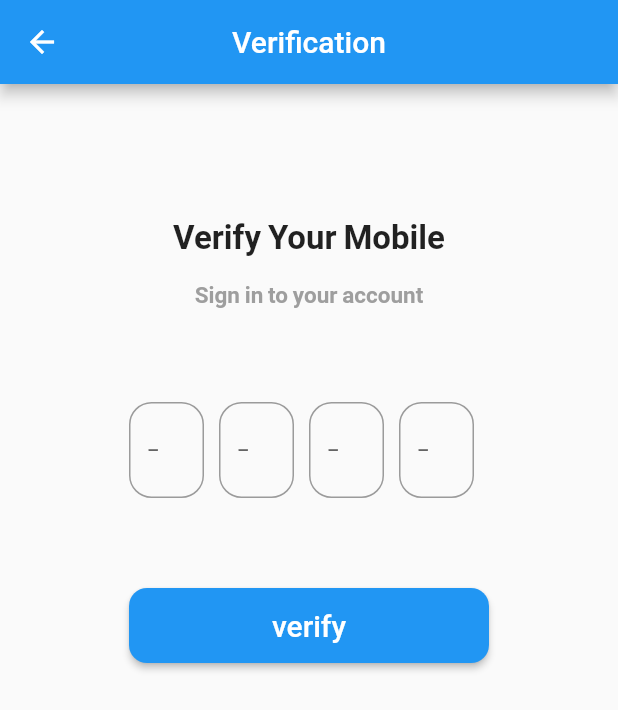
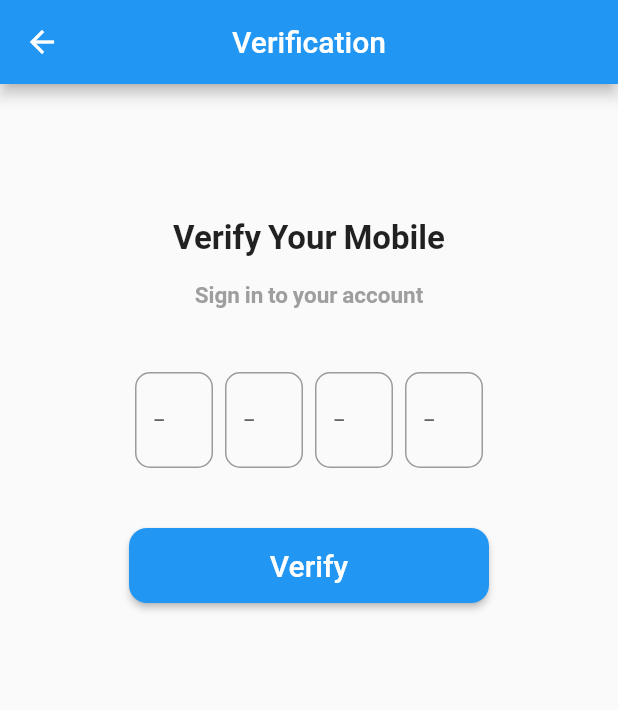
Before and after one commit to ehsanyaqoob/liqueous-App, a Flutter app: the screen it shows after launch, after a tap on "LogIn", on a phone screen of 412 x 824 dp. Shown: the top 710 px of the screen. Run offline on Flutter 3.47's test engine with Material 2 defaults, Android fonts, the phone set to English and light mode, and no system bars; our stand-ins replace country_code_picker, google_fonts, intl_phone_number_input; Roboto replaces fonts that are missing (Roboto-Bold, Roboto-Bold.ttf).

Commit message:
✈️ 4 cmt

```diff
--- a/lib/screens/login_screen.dart
+++ b/lib/screens/login_screen.dart
@@ -1,3 +1,4 @@
+import 'package:country_code_picker/country_code_picker.dart';
 import 'package:flutter/material.dart';
 import 'package:intl_phone_number_input/intl_phone_number_input.dart';
 
@@ -9,7 +10,7 @@ class LoginScreen extends StatelessWidget {
         title: Text(
           'LogIn',
           style: TextStyle(
-            fontFamily: 'Roboto-Bold.ttf',
+            fontFamily: 'Roboto-Bold',
             fontSize: 20,
             color: Colors.white,
           ),
@@ -18,11 +19,10 @@ class LoginScreen extends StatelessWidget {
         elevation: 0,
       ),
       body: SingleChildScrollView(
-        // Wrap the Column with SingleChildScrollView
         child: Padding(
           padding: const EdgeInsets.all(32),
           child: Column(
-            mainAxisAlignment: MainAxisAlignment.center,
+            mainAxisAlignment: MainAxisAlignment.start,
             crossAxisAlignment: CrossAxisAlignment.center,
             children: [
               Align(
@@ -33,13 +33,13 @@ class LoginScreen extends StatelessWidget {
                   image: AssetImage('images/logo-full.png'),
                 ),
               ),
-              SizedBox(height: 20),
+              SizedBox(height: 6.0),
               Text(
                 'Welcome Back,',
                 style: TextStyle(
                   fontSize: 40,
                   fontWeight: FontWeight.bold,
-                  fontFamily: 'Roboto-Bold.ttf',
+                  fontFamily: 'Roboto-Bold',
                 ),
                 textAlign: TextAlign.center,
               ),
@@ -49,25 +49,57 @@ class LoginScreen extends StatelessWidget {
                 style: TextStyle(
                   fontSize: 18,
                   fontWeight: FontWeight.bold,
-                  fontFamily: 'Roboto-Bold.ttf',
+                  fontFamily: 'Roboto-Bold',
                   color: Colors.grey,
                 ),
                 textAlign: TextAlign.center,
               ),
-              SizedBox(height: 20),
-              InternationalPhoneNumberInput(
-                onInputChanged: (PhoneNumber number) {
-                  print(number.phoneNumber); // Use the phone number
-                },
-                inputDecoration: InputDecoration(
-                  hintText: 'Phone Number',
-                  labelText: 'Phone Number',
-                  border: OutlineInputBorder(
-                    borderRadius: BorderRadius.circular(15),
-                    borderSide: BorderSide(color: Colors.grey),
+              SizedBox(height: 40),
+              Row(
+                children: [
+                  Container(
+                    width: 100,
+                    height: 48,
+                    decoration: BoxDecoration(
+                      borderRadius: BorderRadius.circular(10),
+                      border: Border.all(color: Colors.grey),
+                    ),
+                    child: CountryCodePicker(
+                      onChanged: (CountryCode? countryCode) {
+                        // Handle country code selection
+                      },
+                      initialSelection: 'US',
+                      favorite: ['+1', 'US'],
+                      showCountryOnly: false,
+                      showOnlyCountryWhenClosed: false,
+                      alignLeft: false,
+                      textStyle: TextStyle(
+                        fontSize: 16,
+                        fontFamily: 'Roboto-Bold',
+                      ),
+                    ),
                   ),
-                  prefixIcon: Icon(Icons.phone),
-                ),
+                  SizedBox(width: 10),
+                  Expanded(
+                    child: Container(
+                      height: 48.0,
+                      decoration: BoxDecoration(
+                        borderRadius: BorderRadius.circular(10),
+                        border: Border.all(color: Colors.grey),
+                      ),
+                      child: Padding(
+                        padding: const EdgeInsets.symmetric(horizontal: 10),
+                        child: TextField(
+                          decoration: InputDecoration(
+                            border: InputBorder.none,
+                            hintText: 'Phone Number',
+                            labelText: 'Phone Number',
+                          ),
+                        ),
+                      ),
+                    ),
+                  ),
+                ],
               ),
               SizedBox(height: 20),
               Container(
@@ -85,7 +117,7 @@ class LoginScreen extends StatelessWidget {
                   child: Text(
                     'LogIn',
                     style: TextStyle(
-                      fontFamily: 'Roboto-Bold.ttf',
+                      fontFamily: 'Roboto-Bold',
                       fontSize: 20,
                       color: Colors.white,
                     ),
@@ -103,14 +135,14 @@ class LoginScreen extends StatelessWidget {
                       TextSpan(
                         text: 'New user?',
                         style: TextStyle(
-                          fontFamily: 'Roboto-Bold.ttf',
+                          fontFamily: 'Roboto-Bold',
                           decoration: TextDecoration.underline,
                         ),
                       ),
                       TextSpan(
                         text: ' SignUp',
                         style: TextStyle(
-                          fontFamily: 'Roboto-Bold.ttf',
+                          fontFamily: 'Roboto-Bold',
                           color: Colors.blue,
                         ),
                       ),
--- a/lib/screens/verifyscreen.dart
+++ b/lib/screens/verifyscreen.dart
@@ -1,13 +1,11 @@
 import 'package:flutter/material.dart';
 
-// verification Screen
 class VerifyScreen extends StatefulWidget {
   @override
   State<VerifyScreen> createState() => _VerifyScreenState();
 }
 
 class _VerifyScreenState extends State<VerifyScreen> {
-  // for curser behaviour that it will move to next
   TextEditingController _controller1 = TextEditingController();
   TextEditingController _controller2 = TextEditingController();
   TextEditingController _controller3 = TextEditingController();
@@ -28,7 +26,7 @@ class _VerifyScreenState extends State<VerifyScreen> {
         title: Text(
           'Verification',
           style: TextStyle(
-            fontFamily: 'Roboto-Bold.ttf',
+            fontFamily: 'Roboto-Bold',
             fontSize: 20,
             color: Colors.white,
           ),
@@ -45,32 +43,30 @@ class _VerifyScreenState extends State<VerifyScreen> {
               Text(
                 'Verify Your Mobile',
                 style: TextStyle(
-                  fontFamily: 'Roboto-Bold.ttf',
+                  fontFamily: 'Roboto-Bold',
                   fontSize: 22,
                   fontWeight: FontWeight.bold,
                 ),
                 textAlign: TextAlign.left,
               ),
-              SizedBox(
-                height: 10,
-              ),
+              SizedBox(height: 10),
               Text(
                 'Sign in to your account',
                 style: TextStyle(
-                  fontFamily: 'Roboto-Bold.ttf',
+                  fontFamily: 'Roboto-Bold',
                   fontSize: 15,
                   fontWeight: FontWeight.bold,
                   color: Colors.grey,
                 ),
                 textAlign: TextAlign.justify,
               ),
-              SizedBox(
-                height: 60,
-              ),
+              SizedBox(height: 40),
               Row(
-                mainAxisAlignment: MainAxisAlignment.spaceBetween,
+                mainAxisAlignment: MainAxisAlignment.spaceEvenly,
                 children: [
                   Expanded(
+                    child: Padding(
+                      padding: const EdgeInsets.symmetric(horizontal: 4),
                       child: TextFormField(
                         controller: _controller1,
                         keyboardType: TextInputType.number,
@@ -79,7 +75,7 @@ class _VerifyScreenState extends State<VerifyScreen> {
                           hintText: '-',
                           counterText: '',
                           border: OutlineInputBorder(
-                          borderRadius: BorderRadius.circular(15),
+                            borderRadius: BorderRadius.circular(10),
                             borderSide: BorderSide(color: Colors.grey),
                           ),
                         ),
@@ -90,10 +86,10 @@ class _VerifyScreenState extends State<VerifyScreen> {
                         },
                       ),
                     ),
-                  SizedBox(
-                    width: 10,
                   ),
                   Expanded(
+                    child: Padding(
+                      padding: const EdgeInsets.symmetric(horizontal: 4),
                       child: TextFormField(
                         controller: _controller2,
                         keyboardType: TextInputType.number,
@@ -102,7 +98,7 @@ class _VerifyScreenState extends State<VerifyScreen> {
                           hintText: '-',
                           counterText: '',
                           border: OutlineInputBorder(
-                            borderRadius: BorderRadius.circular(15),
+                            borderRadius: BorderRadius.circular(10),
                             borderSide: BorderSide(color: Colors.grey),
                           ),
                         ),
@@ -112,12 +108,13 @@ class _VerifyScreenState extends State<VerifyScreen> {
                           } else {
                             FocusScope.of(context).previousFocus();
                           }
-                        }),
+                        },
                       ),
-                  SizedBox(
-                    width: 10,
+                    ),
                   ),
                   Expanded(
+                    child: Padding(
+                      padding: const EdgeInsets.symmetric(horizontal: 4),
                       child: TextFormField(
                         controller: _controller3,
                         keyboardType: TextInputType.number,
@@ -126,7 +123,7 @@ class _VerifyScreenState extends State<VerifyScreen> {
                           hintText: '-',
                           counterText: '',
                           border: OutlineInputBorder(
-                            borderRadius: BorderRadius.circular(15),
+                            borderRadius: BorderRadius.circular(10),
                             borderSide: BorderSide(color: Colors.grey),
                           ),
                         ),
@@ -136,12 +133,13 @@ class _VerifyScreenState extends State<VerifyScreen> {
                           } else {
                             FocusScope.of(context).previousFocus();
                           }
-                        }),
+                        },
                       ),
-                  SizedBox(
-                    width: 10,
+                    ),
                   ),
                   Expanded(
+                    child: Padding(
+                      padding: const EdgeInsets.symmetric(horizontal: 4),
                       child: TextFormField(
                         controller: _controller4,
                         keyboardType: TextInputType.number,
@@ -150,7 +148,7 @@ class _VerifyScreenState extends State<VerifyScreen> {
                           hintText: '-',
                           counterText: '',
                           border: OutlineInputBorder(
-                          borderRadius: BorderRadius.circular(15),
+                            borderRadius: BorderRadius.circular(10),
                             borderSide: BorderSide(color: Colors.grey),
                           ),
                         ),
@@ -161,20 +159,15 @@ class _VerifyScreenState extends State<VerifyScreen> {
                         },
                       ),
                     ),
-                  SizedBox(
-                    width: 10,
                   ),
                 ],
               ),
-              SizedBox(
-                height: 60,
-              ),
+              SizedBox(height: 40),
               Container(
                 width: 300,
                 height: 50,
                 child: ElevatedButton(
                   onPressed: () {
-                    // it will move after verification to home page
                     Navigator.pushNamed(context, '/home');
                   },
                   style: ElevatedButton.styleFrom(
@@ -183,9 +176,9 @@ class _VerifyScreenState extends State<VerifyScreen> {
                     ),
                   ),
                   child: Text(
-                    'verify',
+                    'Verify',
                     style: TextStyle(
-                      fontFamily: 'Roboto-Bold.ttf',
+                      fontFamily: 'Roboto-Bold',
                       fontSize: 20,
                       color: Colors.white,
                     ),
--- a/lib/user/user_home.dart
+++ b/lib/user/user_home.dart
@@ -11,7 +11,7 @@ class UserHome extends StatelessWidget {
       body: ListView(
         children: [
           Padding(
-            padding: EdgeInsets.fromLTRB(18, 16, 20, 2),
+            padding: EdgeInsets.fromLTRB(18, 10, 20, 2),
             child: ClipRRect(
               borderRadius: BorderRadius.circular(5),
               child: Container(
@@ -38,7 +38,7 @@ class UserHome extends StatelessWidget {
                               children: [
                                 Icon(Icons.notifications,
                                     color: Colors.grey, size: 30),
-                                SizedBox(width: 5),
+                                SizedBox(width: 3),
                                 Text(
                                   'ID: GLPRE8VRC',
                                   style: TextStyle(
@@ -490,7 +490,7 @@ class UserHome extends StatelessWidget {
                           ),
                         ),
                         Text(
-                          ' 3 approved',
+                          ' approved',
                           style: TextStyle(
                             fontFamily: 'Roboto-Bold.ttf',
                             fontSize: 16,
--- a/lib/widgets/Submit.dart
+++ b/lib/widgets/Submit.dart
@@ -109,7 +109,7 @@ class _SubmitQueryPageState extends State<SubmitQueryPage> {
                   ' Min',
                   style: TextStyle(color: Colors.grey),
                 ),
-                SizedBox(width: 300.0),
+                SizedBox(width: 285.0),
                 Text(
                   'Max',
                   style: TextStyle(color: Colors.grey),
```
Also changed, not shown: lib/pages/profile_page.dart (+29 -147 lines), lib/widgets/generate_widget.dart (+23 -32 lines), lib/screens/SignupScreen.dart (line endings or trailing spaces). Lines whose indentation alone changed are shown as unchanged.
